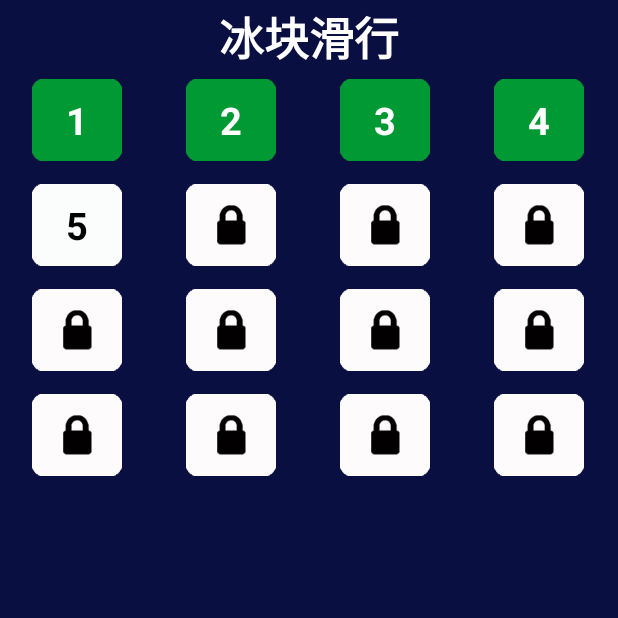
After one commit to willowxh/SimpleMaze, an Android app: the IceModeActivity screen opened directly, with no data from a screen before it, on a phone screen of 412 x 824 dp, the top half of it. The commit adds this screen. Run offline under Robolectric (Android 15) with nearby library versions, the phone set to English and light mode, and no system bars; Roboto replaces fonts that are not available here.

Commit message:
iceMode-testversion,some bugs fixed

```diff
--- /dev/null
+++ b/app/src/main/java/com/maze/simplemaze/IceModeActivity.java
@@ -0,0 +1,68 @@
+package com.maze.simplemaze;
+
+import android.content.Context;
+import android.content.Intent;
+import android.support.v7.app.AppCompatActivity;
+import android.os.Bundle;
+import android.view.View;
+import android.view.Window;
+import android.view.WindowManager;
+import android.widget.AdapterView;
+import android.widget.BaseAdapter;
+import android.widget.GridView;
+
+import java.util.ArrayList;
+import java.util.List;
+
+public class IceModeActivity extends AppCompatActivity {
+
+    private Context mContext;
+    private GridView ice_mode;
+    private BaseAdapter mAdapter = null;
+    private List<Level> mData = new ArrayList<>();
+
+    @Override
+    protected void onCreate(Bundle savedInstanceState) {
+        super.onCreate(savedInstanceState);
+
+        requestWindowFeature(Window.FEATURE_NO_TITLE);
+        getWindow().setFlags(WindowManager.LayoutParams. FLAG_FULLSCREEN ,
+                WindowManager.LayoutParams. FLAG_FULLSCREEN);
+        setContentView(R.layout.activity_ice_mode);
+
+        ice_mode = findViewById(R.id.ice_mode);
+        mContext = getApplicationContext();
+
+        mData.add(new Level(1,true));
+        mData.add(new Level(2,true));
+        mData.add(new Level(3,true));
+        mData.add(new Level(4,true));
+        mData.add(new Level(5,false));
+        mData.add(new Level(6,false));
+        mData.add(new Level(7,false));
+        mData.add(new Level(8,false));
+        mData.add(new Level(9,false));
+        mData.add(new Level(10,false));
+        mData.add(new Level(11,false));
+        mData.add(new Level(12,false));
+        mData.add(new Level(13,false));
+        mData.add(new Level(14,false));
+        mData.add(new Level(15,false));
+        mData.add(new Level(16,false));
+
+
+        mAdapter = new LevelAdapter(mData,mContext);
+        ice_mode.setAdapter(mAdapter);
+
+        ice_mode.setOnItemClickListener(new AdapterView.OnItemClickListener() {
+            @Override
+            public void onItemClick(AdapterView<?> parent, View view, int position, long id) {
+                //Toast.makeText(mContext, "你点击了~" + position + "~项", Toast.LENGTH_SHORT).show();
+                Intent intent = new Intent(mContext, GameActivity.class);
+                intent.putExtra("level",position+1);
+                intent.putExtra("mode",2);
+                startActivity(intent);
+            }
+        });
+    }
+}
--- a/app/src/main/res/layout/activity_game.xml
+++ b/app/src/main/res/layout/activity_game.xml
@@ -2,10 +2,12 @@
 <LinearLayout xmlns:android="http://schemas.android.com/apk/res/android"
     xmlns:app="http://schemas.android.com/apk/res-auto"
     xmlns:tools="http://schemas.android.com/tools"
+    android:id="@+id/main_bg"
     android:layout_width="match_parent"
     android:layout_height="match_parent"
     android:background="#D4FCF3"
     tools:context=".GameActivity">
+    <!--#D4FCF3-->
 
     <com.maze.simplemaze.GameView
         android:id="@+id/game_view"
--- /dev/null
+++ b/app/src/main/res/layout/activity_ice_mode.xml
@@ -0,0 +1,27 @@
+<?xml version="1.0" encoding="utf-8"?>
+<LinearLayout xmlns:android="http://schemas.android.com/apk/res/android"
+    xmlns:app="http://schemas.android.com/apk/res-auto"
+    xmlns:tools="http://schemas.android.com/tools"
+    android:layout_width="match_parent"
+    android:layout_height="match_parent"
+    android:orientation="vertical"
+    android:background="@drawable/menu"
+    tools:context=".IceModeActivity">
+
+    <TextView
+        android:layout_width="match_parent"
+        android:layout_height="50dp"
+        android:gravity="center"
+        android:text="冰块滑行"
+        android:textColor="#FFFFFF"
+        android:textSize="30sp"
+        android:textStyle="bold" />
+
+    <GridView
+        android:id="@+id/ice_mode"
+        android:layout_width="match_parent"
+        android:layout_height="match_parent"
+        android:verticalSpacing="10dp"
+        android:numColumns="4" />
+
+</LinearLayout>
--- a/app/src/main/res/values/colors.xml
+++ b/app/src/main/res/values/colors.xml
@@ -25,4 +25,5 @@
     <color name="red">#F2E16F81</color>
     <color name="green">#44B39F</color>
     <color name="green_light">#88d6c8</color>
+    <color name="ice_color">#03A9F4</color>
 </resources>
```
Also changed, not shown: app/src/main/AndroidManifest.xml (+5 -2 lines), app/src/main/java/com/maze/simplemaze/GameActivity.java (+21 -1 lines), app/src/main/java/com/maze/simplemaze/GameView.java (+97 -49 lines), app/src/main/java/com/maze/simplemaze/MenuActivity.java (+8 -0 lines).
